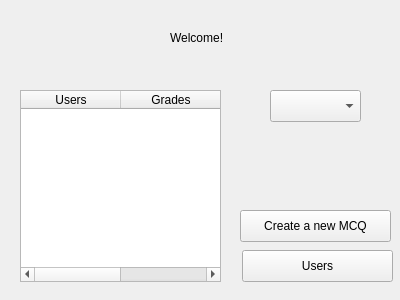
The window that admin_ui.ui (carlrizk/QCMpp) describes before a commit, drawn with Qt 5.
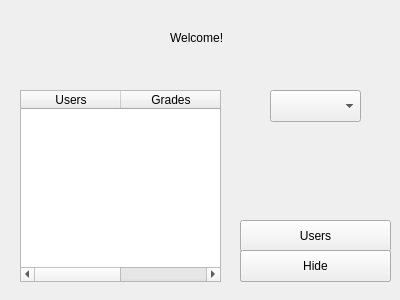
The same window after the commit.

```diff
--- a/admin_ui.ui
+++ b/admin_ui.ui
@@ -60,7 +60,7 @@
    <property name="geometry">
     <rect>
      <x>240</x>
-     <y>210</y>
+     <y>250</y>
      <width>151</width>
      <height>32</height>
     </rect>
@@ -72,8 +72,8 @@
   <widget class="QPushButton" name="users">
    <property name="geometry">
     <rect>
-     <x>242</x>
-     <y>250</y>
+     <x>240</x>
+     <y>220</y>
      <width>151</width>
      <height>32</height>
     </rect>
@@ -82,6 +82,19 @@
     <string>Users</string>
    </property>
   </widget>
+  <widget class="QPushButton" name="hide_users">
+   <property name="geometry">
+    <rect>
+     <x>240</x>
+     <y>250</y>
+     <width>151</width>
+     <height>32</height>
+    </rect>
+   </property>
+   <property name="text">
+    <string>Hide</string>
+   </property>
+  </widget>
  </widget>
  <resources/>
  <connections/>
```
Left out of the diff: 2 changed lines with no effect on the pictures.
